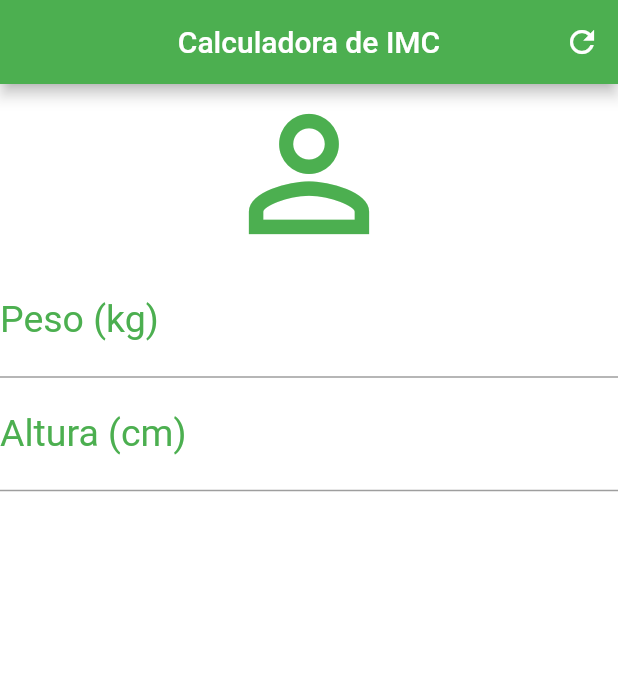
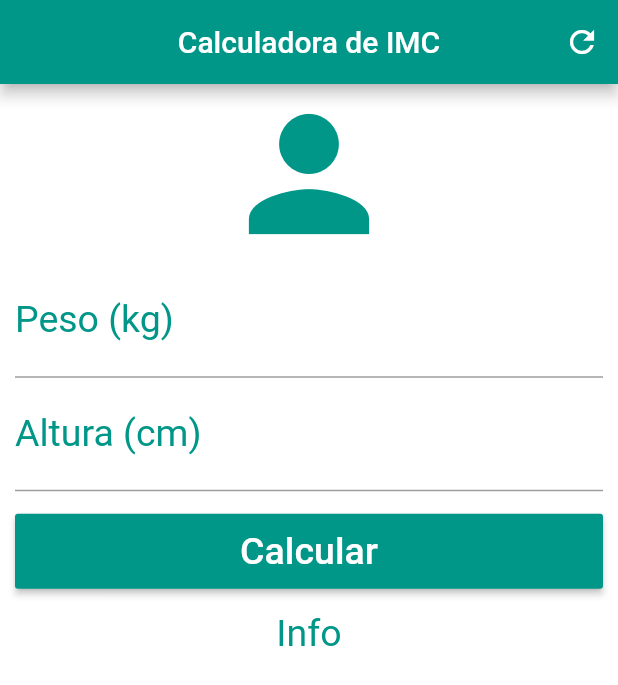
Before and after one commit to henriSandovalSilva/calculadora_imc, a Flutter app: the screen it shows after launch, on a phone screen of 412 x 824 dp. Shown: the top 685 px of the screen. Run offline on Flutter 3.47's test engine with Material 2 defaults, Android fonts, the phone set to English and light mode, and no system bars.

Commit message:
Adicionada ScrollView e RaisedButton. Adicionado Padding ao botão e aos TextField

```diff
--- a/lib/main.dart
+++ b/lib/main.dart
@@ -19,7 +19,7 @@ class _HomeState extends State<Home> {
         appBar: AppBar(
           title: Text('Calculadora de IMC'),
           centerTitle: true,
-        backgroundColor: Colors.green,
+          backgroundColor: Colors.teal,
           actions: <Widget>[
             IconButton(
               onPressed: () {},
@@ -29,23 +29,25 @@ class _HomeState extends State<Home> {
         ),
         //Corpo da tela
         backgroundColor: Colors.white,
-      body: Column(
+        body: SingleChildScrollView(
+          padding: EdgeInsets.fromLTRB(10.0, 0.0, 10.0, 0.0),
+          child: Column(
             crossAxisAlignment: CrossAxisAlignment.stretch,
             children: <Widget>[
               Icon(
-            Icons.person_outline,
+                Icons.person,
                 size: 120.0,
-            color: Colors.green,
+                color: Colors.teal,
               ),
               TextField(
                 keyboardType: TextInputType.number,
                 decoration: InputDecoration(
                   labelText: 'Peso (kg)',
-              labelStyle: TextStyle(color: Colors.green),
+                  labelStyle: TextStyle(color: Colors.teal),
                 ),
                 textAlign: TextAlign.center,
                 style: TextStyle(
-              color: Colors.green,
+                  color: Colors.teal,
                   fontSize: 25.0,
                 ),
               ),
@@ -53,16 +55,41 @@ class _HomeState extends State<Home> {
                 keyboardType: TextInputType.number,
                 decoration: InputDecoration(
                   labelText: 'Altura (cm)',
-              labelStyle: TextStyle(color: Colors.green),
+                  labelStyle: TextStyle(color: Colors.teal),
                 ),
                 textAlign: TextAlign.center,
                 style: TextStyle(
-              color: Colors.green,
+                  color: Colors.teal,
+                  fontSize: 25.0,
+                ),
+              ),
+              Padding(
+                padding: EdgeInsets.only(top: 15.0, bottom: 15.0),
+                child: Container(
+                  height: 50.0,
+                  child: RaisedButton(
+                    onPressed: () {},
+                    child: Text(
+                      'Calcular',
+                      style: TextStyle(
+                        color: Colors.white,
+                        fontSize: 25.0,
+                      ),
+                    ),
+                    color: Colors.teal,
+                  ),
+                ),
+              ),
+              Text(
+                'Info',
+                textAlign: TextAlign.center,
+                style: TextStyle(
+                  color: Colors.teal,
                   fontSize: 25.0,
                 ),
               )
             ],
           ),
-    );
+        ));
   }
 }
```
Lines whose indentation alone changed are shown as unchanged.
